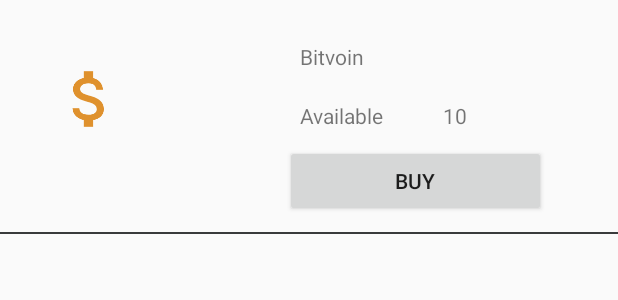
After one commit to BrianGiraldo0/android-firestore-platzi-crypto-trade-1.configuracion-firebase, an Android app: the layout crypto_row.xml on its own in the app's theme, with its tools: preview values and no code run, on a phone screen of 412 x 824 dp. The commit adds this screen. Shown: the top 300 px of the screen. Run offline under Robolectric (Android 15) with nearby library versions, the phone set to English and light mode, and no system bars.

Commit message:
Se añadió lectura y escritura de datos en la base de datos de firestore y se agregaron layouts del curso

```diff
--- a/app/build.gradle
+++ b/app/build.gradle
@@ -36,6 +36,7 @@ dependencies {
     implementation 'com.google.firebase:firebase-core:21.1.1'
     implementation 'com.google.firebase:firebase-auth:21.0.8'
     implementation 'com.google.firebase:firebase-firestore:24.3.1'
+    implementation 'com.squareup.picasso:picasso:2.71828'
     testImplementation 'junit:junit:4.13.2'
     androidTestImplementation 'androidx.test:runner:1.5.0-alpha04'
     androidTestImplementation 'androidx.test.espresso:espresso-core:3.5.0-alpha07'
--- /dev/null
+++ b/app/src/main/res/layout/crypto_row.xml
@@ -0,0 +1,76 @@
+<?xml version="1.0" encoding="utf-8"?>
+
+<LinearLayout xmlns:android="http://schemas.android.com/apk/res/android"
+              xmlns:app="http://schemas.android.com/apk/res-auto"
+              xmlns:tools="http://schemas.android.com/tools"
+              android:layout_width="match_parent"
+              android:layout_height="wrap_content"
+              android:orientation="vertical">
+
+
+    <LinearLayout android:layout_width="match_parent"
+                  android:layout_height="wrap_content"
+                  android:orientation="horizontal"
+                  android:padding="10dp">
+
+
+        <ImageView
+                android:id="@+id/image"
+                android:layout_width="100dp"
+                android:layout_height="80dp"
+                android:layout_marginTop="16dp"
+                android:padding="15dp"
+                app:layout_constraintTop_toTopOf="parent"
+                app:srcCompat="@drawable/ic_coin"
+                tools:layout_editor_absoluteX="16dp"/>
+
+        <LinearLayout
+                android:id="@+id/infoPanel"
+                android:layout_width="match_parent"
+                android:layout_height="wrap_content"
+                android:layout_marginEnd="8dp"
+                android:layout_marginLeft="8dp"
+                android:layout_marginRight="8dp"
+                android:layout_marginStart="50dp"
+                android:layout_marginTop="8dp"
+                android:layout_weight="0"
+                android:gravity="end"
+                android:orientation="vertical"
+                android:paddingEnd="30dp"
+                android:paddingLeft="30dp"
+                android:paddingRight="30dp"
+                android:paddingStart="30dp"
+                app:layout_constraintEnd_toEndOf="parent"
+                app:layout_constraintStart_toEndOf="@+id/image"
+                app:layout_constraintTop_toTopOf="parent">
+
+            <TextView
+                    android:id="@+id/nameTextView"
+                    android:layout_width="match_parent"
+                    android:layout_height="wrap_content"
+                    android:layout_gravity="start"
+                    android:padding="10dp"
+                    tools:text="Bitvoin"/>
+
+            <TextView
+                    android:id="@+id/availableTextView"
+                    android:layout_width="match_parent"
+                    android:layout_height="wrap_content"
+                    android:padding="10dp"
+                    tools:text="Available            10"/>
+
+            <Button
+                    android:id="@+id/buyButton"
+                    android:layout_width="match_parent"
+                    android:layout_height="wrap_content"
+                    android:drawablePadding="5dp"
+                    android:padding="10dp"
+                    android:text="@string/buy"/>
+        </LinearLayout>
+    </LinearLayout>
+
+    <View android:layout_width="match_parent"
+          android:layout_height="1dp"
+          android:background="@color/black"/>
+
+</LinearLayout>
```
Also changed, not shown: app/src/main/java/com/platzi/android/firestore/adapter/CryptosAdapter.kt (added, +44 -0 lines), app/src/main/java/com/platzi/android/firestore/adapter/CryptosAdapterListener.kt (added, +8 -0 lines), app/src/main/java/com/platzi/android/firestore/network/FirestoreService.kt (+29 -2 lines), app/src/main/java/com/platzi/android/firestore/ui/activity/LoginActivity.kt (+16 -0 lines), app/src/main/java/com/platzi/android/firestore/ui/activity/TraderActivity.kt (+97 -1 lines), app/src/main/res/layout/coin_info.xml (added, +25 -0 lines).
